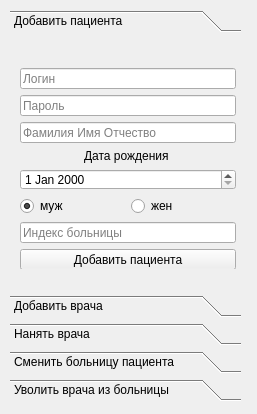
Banifest/HospitalDB, file client/gui/ui/reg_window.ui: the form before one commit.
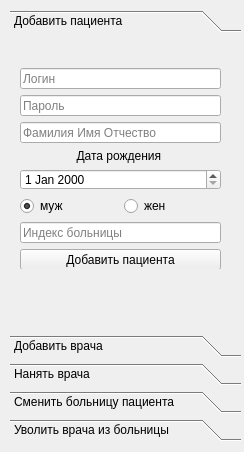
The form after the commit. The open tabs and pages were chosen to show the change. Icons and pictures are not drawn.

Patch:
```diff
--- a/client/gui/ui/reg_window.ui
+++ b/client/gui/ui/reg_window.ui
@@ -6,8 +6,8 @@
    <rect>
     <x>0</x>
     <y>0</y>
-       <width>257</width>
-       <height>414</height>
+       <width>244</width>
+       <height>452</height>
    </rect>
   </property>
   <property name="windowTitle">
@@ -18,13 +18,1233 @@
                 <normaloff>:/icon/resource/reg.png</normaloff>:/icon/resource/reg.png
             </iconset>
         </property>
+        <property name="styleSheet">
+            <string notr="true">QToolTip
+                {
+                border: 1px solid #76797C;
+                background-color: rgb(90, 102, 117);;
+                color: white;
+                padding: 5px;
+                opacity: 200;
+                }
+
+                QWidget
+                {
+                color: #eff0f1;
+                background-color: #31363b;
+                selection-background-color:#3daee9;
+                selection-color: #eff0f1;
+                background-clip: border;
+                border-image: none;
+                border: 0px transparent black;
+                outline: 0;
+                }
+
+                QWidget:item:hover
+                {
+                background-color: #18465d;
+                color: #eff0f1;
+                }
+
+                QWidget:item:selected
+                {
+                background-color: #18465d;
+                }
+
+                QCheckBox
+                {
+                spacing: 5px;
+                outline: none;
+                color: #eff0f1;
+                margin-bottom: 2px;
+                }
+
+                QCheckBox:disabled
+                {
+                color: #76797C;
+                }
+
+                QCheckBox::indicator,
+                QGroupBox::indicator
+                {
+                width: 18px;
+                height: 18px;
+                }
+                QGroupBox::indicator
+                {
+                margin-left: 2px;
+                }
+
+                QRadioButton
+                {
+                spacing: 5px;
+                outline: none;
+                color: #eff0f1;
+                margin-bottom: 2px;
+                }
+
+                QRadioButton:disabled
+                {
+                color: #76797C;
+                }
+                QRadioButton::indicator
+                {
+                width: 21px;
+                height: 21px;
+                }
+
+                QRadioButton::indicator:unchecked
+                {
+                image: url(:/qss_icons/rc/radio_unchecked.png);
+                }
+
+
+                QRadioButton::indicator:unchecked:hover,
+                QRadioButton::indicator:unchecked:focus,
+                QRadioButton::indicator:unchecked:pressed
+                {
+                border: none;
+                outline: none;
+                image: url(:/qss_icons/rc/radio_unchecked_focus.png);
+                }
+
+                QRadioButton::indicator:checked
+                {
+                border: none;
+                outline: none;
+                image: url(:/qss_icons/rc/radio_checked.png);
+                }
+
+                QRadioButton::indicator:checked:hover,
+                QRadioButton::indicator:checked:focus,
+                QRadioButton::indicator:checked:pressed
+                {
+                border: none;
+                outline: none;
+                image: url(:/qss_icons/rc/radio_checked_focus.png);
+                }
+
+                QRadioButton::indicator:checked:disabled
+                {
+                outline: none;
+                image: url(:/qss_icons/rc/radio_checked_disabled.png);
+                }
+
+                QRadioButton::indicator:unchecked:disabled
+                {
+                image: url(:/qss_icons/rc/radio_unchecked_disabled.png);
+                }
+
+
+                QMenuBar
+                {
+                background-color: #31363b;
+                color: #eff0f1;
+                }
+
+                QMenuBar::item
+                {
+                background: transparent;
+                }
+
+                QMenuBar::item:selected
+                {
+                background: transparent;
+                border: 1px solid #76797C;
+                }
+
+                QMenuBar::item:pressed
+                {
+                border: 1px solid #76797C;
+                background-color: #3daee9;
+                color: #eff0f1;
+                margin-bottom:-1px;
+                padding-bottom:1px;
+                }
+
+                QMenu
+                {
+                border: 1px solid #76797C;
+                color: #eff0f1;
+                margin: 2px;
+                }
+
+                QMenu::icon
+                {
+                margin: 5px;
+                }
+
+                QMenu::item
+                {
+                padding: 5px 30px 5px 30px;
+                border: 1px solid transparent; /* reserve space for selection border */
+                }
+
+                QMenu::item:selected
+                {
+                color: #eff0f1;
+                }
+
+                QMenu::separator {
+                height: 2px;
+                background: lightblue;
+                margin-left: 10px;
+                margin-right: 5px;
+                }
+
+                QMenu::indicator {
+                width: 18px;
+                height: 18px;
+                }
+
+                /* non-exclusive indicator = check box style indicator
+                (see QActionGroup::setExclusive) */
+                QMenu::indicator:non-exclusive:unchecked {
+                image: url(:/qss_icons/rc/checkbox_unchecked.png);
+                }
+
+                QMenu::indicator:non-exclusive:unchecked:selected {
+                image: url(:/qss_icons/rc/checkbox_unchecked_disabled.png);
+                }
+
+                QMenu::indicator:non-exclusive:checked {
+                image: url(:/qss_icons/rc/checkbox_checked.png);
+                }
+
+                QMenu::indicator:non-exclusive:checked:selected {
+                image: url(:/qss_icons/rc/checkbox_checked_disabled.png);
+                }
+
+                /* exclusive indicator = radio button style indicator (see QActionGroup::setExclusive) */
+                QMenu::indicator:exclusive:unchecked {
+                image: url(:/qss_icons/rc/radio_unchecked.png);
+                }
+
+                QMenu::indicator:exclusive:unchecked:selected {
+                image: url(:/qss_icons/rc/radio_unchecked_disabled.png);
+                }
+
+                QMenu::indicator:exclusive:checked {
+                image: url(:/qss_icons/rc/radio_checked.png);
+                }
+
+                QMenu::indicator:exclusive:checked:selected {
+                image: url(:/qss_icons/rc/radio_checked_disabled.png);
+                }
+
+                QMenu::right-arrow {
+                margin: 5px;
+                image: url(:/qss_icons/rc/right_arrow.png)
+                }
+
+
+                QWidget:disabled
+                {
+                color: #454545;
+                background-color: #31363b;
+                }
+
+                QAbstractItemView
+                {
+                alternate-background-color: #31363b;
+                color: #eff0f1;
+                border: 1px solid 3A3939;
+                border-radius: 2px;
+                }
+
+                QWidget:focus, QMenuBar:focus
+                {
+                border: 1px solid #3daee9;
+                }
+
+                QTabWidget:focus, QCheckBox:focus, QRadioButton:focus, QSlider:focus
+                {
+                border: none;
+                }
+
+                QLineEdit
+                {
+                background-color: #232629;
+                padding: 5px;
+                border-style: solid;
+                border: 1px solid #76797C;
+                border-radius: 2px;
+                color: #eff0f1;
+                }
+
+                QAbstractItemView QLineEdit
+                {
+                padding: 0;
+                }
+
+                QGroupBox {
+                border:1px solid #76797C;
+                border-radius: 2px;
+                margin-top: 20px;
+                }
+
+                QGroupBox::title {
+                subcontrol-origin: margin;
+                subcontrol-position: top center;
+                padding-left: 10px;
+                padding-right: 10px;
+                padding-top: 10px;
+                }
+
+                QAbstractScrollArea
+                {
+                border-radius: 2px;
+                border: 1px solid #76797C;
+                background-color: transparent;
+                }
+
+                QScrollBar:horizontal
+                {
+                height: 15px;
+                margin: 3px 15px 3px 15px;
+                border: 1px transparent #2A2929;
+                border-radius: 4px;
+                background-color: #2A2929;
+                }
+
+                QScrollBar::handle:horizontal
+                {
+                background-color: #605F5F;
+                min-width: 5px;
+                border-radius: 4px;
+                }
+
+                QScrollBar::add-line:horizontal
+                {
+                margin: 0px 3px 0px 3px;
+                border-image: url(:/qss_icons/rc/right_arrow_disabled.png);
+                width: 10px;
+                height: 10px;
+                subcontrol-position: right;
+                subcontrol-origin: margin;
+                }
+
+                QScrollBar::sub-line:horizontal
+                {
+                margin: 0px 3px 0px 3px;
+                border-image: url(:/qss_icons/rc/left_arrow_disabled.png);
+                height: 10px;
+                width: 10px;
+                subcontrol-position: left;
+                subcontrol-origin: margin;
+                }
+
+                QScrollBar::add-line:horizontal:hover,QScrollBar::add-line:horizontal:on
+                {
+                border-image: url(:/qss_icons/rc/right_arrow.png);
+                height: 10px;
+                width: 10px;
+                subcontrol-position: right;
+                subcontrol-origin: margin;
+                }
+
+
+                QScrollBar::sub-line:horizontal:hover, QScrollBar::sub-line:horizontal:on
+                {
+                border-image: url(:/qss_icons/rc/left_arrow.png);
+                height: 10px;
+                width: 10px;
+                subcontrol-position: left;
+                subcontrol-origin: margin;
+                }
+
+                QScrollBar::up-arrow:horizontal, QScrollBar::down-arrow:horizontal
+                {
+                background: none;
+                }
+
+
+                QScrollBar::add-page:horizontal, QScrollBar::sub-page:horizontal
+                {
+                background: none;
+                }
+
+                QScrollBar:vertical
+                {
+                background-color: #2A2929;
+                width: 15px;
+                margin: 15px 3px 15px 3px;
+                border: 1px transparent #2A2929;
+                border-radius: 4px;
+                }
+
+                QScrollBar::handle:vertical
+                {
+                background-color: #605F5F;
+                min-height: 5px;
+                border-radius: 4px;
+                }
+
+                QScrollBar::sub-line:vertical
+                {
+                margin: 3px 0px 3px 0px;
+                border-image: url(:/qss_icons/rc/up_arrow_disabled.png);
+                height: 10px;
+                width: 10px;
+                subcontrol-position: top;
+                subcontrol-origin: margin;
+                }
+
+                QScrollBar::add-line:vertical
+                {
+                margin: 3px 0px 3px 0px;
+                border-image: url(:/qss_icons/rc/down_arrow_disabled.png);
+                height: 10px;
+                width: 10px;
+                subcontrol-position: bottom;
+                subcontrol-origin: margin;
+                }
+
+                QScrollBar::sub-line:vertical:hover,QScrollBar::sub-line:vertical:on
+                {
+
+                border-image: url(:/qss_icons/rc/up_arrow.png);
+                height: 10px;
+                width: 10px;
+                subcontrol-position: top;
+                subcontrol-origin: margin;
+                }
+
+
+                QScrollBar::add-line:vertical:hover, QScrollBar::add-line:vertical:on
+                {
+                border-image: url(:/qss_icons/rc/down_arrow.png);
+                height: 10px;
+                width: 10px;
+                subcontrol-position: bottom;
+                subcontrol-origin: margin;
+                }
+
+                QScrollBar::up-arrow:vertical, QScrollBar::down-arrow:vertical
+                {
+                background: none;
+                }
+
+
+                QScrollBar::add-page:vertical, QScrollBar::sub-page:vertical
+                {
+                background: none;
+                }
+
+                QTextEdit
+                {
+                background-color: #232629;
+                color: #eff0f1;
+                border: 1px solid #76797C;
+                }
+
+                QPlainTextEdit
+                {
+                background-color: #232629;;
+                color: #eff0f1;
+                border-radius: 2px;
+                border: 1px solid #76797C;
+                }
+
+                QHeaderView::section
+                {
+                background-color: #76797C;
+                color: #eff0f1;
+                padding: 5px;
+                border: 1px solid #76797C;
+                }
+
+                QSizeGrip {
+                image: url(:/qss_icons/rc/sizegrip.png);
+                width: 12px;
+                height: 12px;
+                }
+
+
+                QMainWindow::separator
+                {
+                background-color: #31363b;
+                color: white;
+                padding-left: 4px;
+                spacing: 2px;
+                border: 1px dashed #76797C;
+                }
+
+                QMainWindow::separator:hover
+                {
+
+                background-color: #787876;
+                color: white;
+                padding-left: 4px;
+                border: 1px solid #76797C;
+                spacing: 2px;
+                }
+
+
+                QMenu::separator
+                {
+                height: 1px;
+                background-color: #76797C;
+                color: white;
+                padding-left: 4px;
+                margin-left: 10px;
+                margin-right: 5px;
+                }
+
+
+                QFrame
+                {
+                border-radius: 2px;
+                border: 1px solid #76797C;
+                }
+
+                QFrame[frameShape=&quot;0&quot;]
+                {
+                border-radius: 2px;
+                border: 1px transparent #76797C;
+                }
+
+                QStackedWidget
+                {
+                border: 1px transparent black;
+                }
+
+                QToolBar {
+                border: 1px transparent #393838;
+                background: 1px solid #31363b;
+                font-weight: bold;
+                }
+
+                QToolBar::handle:horizontal {
+                image: url(:/qss_icons/rc/Hmovetoolbar.png);
+                }
+                QToolBar::handle:vertical {
+                image: url(:/qss_icons/rc/Vmovetoolbar.png);
+                }
+                QToolBar::separator:horizontal {
+                image: url(:/qss_icons/rc/Hsepartoolbar.png);
+                }
+                QToolBar::separator:vertical {
+                image: url(:/qss_icons/rc/Vsepartoolbar.png);
+                }
+                QToolButton#qt_toolbar_ext_button {
+                background: #58595a
+                }
+
+                QPushButton
+                {
+                color: #eff0f1;
+                background-color: #31363b;
+                border-width: 1px;
+                border-color: #76797C;
+                border-style: solid;
+                padding: 5px;
+                border-radius: 2px;
+                outline: none;
+                }
+
+                QPushButton:disabled
+                {
+                background-color: #31363b;
+                border-width: 1px;
+                border-color: #454545;
+                border-style: solid;
+                padding-top: 5px;
+                padding-bottom: 5px;
+                padding-left: 10px;
+                padding-right: 10px;
+                border-radius: 2px;
+                color: #454545;
+                }
+
+                QPushButton:focus {
+                background-color: #3daee9;
+                color: white;
+                }
+
+                QPushButton:pressed
+                {
+                background-color: #3daee9;
+                padding-top: -15px;
+                padding-bottom: -17px;
+                }
+
+                QComboBox
+                {
+                selection-background-color: #3daee9;
+                border-style: solid;
+                border: 1px solid #76797C;
+                border-radius: 2px;
+                padding: 5px;
+                min-width: 75px;
+                }
+
+                QPushButton:checked{
+                background-color: #76797C;
+                border-color: #6A6969;
+                }
+
+                QComboBox:hover,QPushButton:hover,QAbstractSpinBox:hover,QLineEdit:hover,QTextEdit:hover,QPlainTextEdit:hover,QAbstractView:hover,QTreeView:hover
+                {
+                border: 1px solid #3daee9;
+                color: #eff0f1;
+                }
+
+                QComboBox:on
+                {
+                padding-top: 3px;
+                padding-left: 4px;
+                selection-background-color: #4a4a4a;
+                }
+
+                QComboBox QAbstractItemView
+                {
+                background-color: #232629;
+                border-radius: 2px;
+                border: 1px solid #76797C;
+                selection-background-color: #18465d;
+                }
+
+                QComboBox::drop-down
+                {
+                subcontrol-origin: padding;
+                subcontrol-position: top right;
+                width: 15px;
+
+                border-left-width: 0px;
+                border-left-color: darkgray;
+                border-left-style: solid;
+                border-top-right-radius: 3px;
+                border-bottom-right-radius: 3px;
+                }
+
+                QComboBox::down-arrow
+                {
+                image: url(:/qss_icons/rc/down_arrow_disabled.png);
+                }
+
+                QComboBox::down-arrow:on, QComboBox::down-arrow:hover,
+                QComboBox::down-arrow:focus
+                {
+                image: url(:/qss_icons/rc/down_arrow.png);
+                }
+
+                QAbstractSpinBox {
+                padding: 5px;
+                border: 1px solid #76797C;
+                background-color: #232629;
+                color: #eff0f1;
+                border-radius: 2px;
+                min-width: 75px;
+                }
+
+                QAbstractSpinBox:up-button
+                {
+                background-color: transparent;
+                subcontrol-origin: border;
+                subcontrol-position: center right;
+                }
+
+                QAbstractSpinBox:down-button
+                {
+                background-color: transparent;
+                subcontrol-origin: border;
+                subcontrol-position: center left;
+                }
+
+                QAbstractSpinBox::up-arrow,QAbstractSpinBox::up-arrow:disabled,QAbstractSpinBox::up-arrow:off {
+                image: url(:/qss_icons/rc/up_arrow_disabled.png);
+                width: 10px;
+                height: 10px;
+                }
+                QAbstractSpinBox::up-arrow:hover
+                {
+                image: url(:/qss_icons/rc/up_arrow.png);
+                }
+
+
+                QAbstractSpinBox::down-arrow,QAbstractSpinBox::down-arrow:disabled,QAbstractSpinBox::down-arrow:off
+                {
+                image: url(:/qss_icons/rc/down_arrow_disabled.png);
+                width: 10px;
+                height: 10px;
+                }
+                QAbstractSpinBox::down-arrow:hover
+                {
+                image: url(:/qss_icons/rc/down_arrow.png);
+                }
+
+
+                QLabel
+                {
+                border: 0px solid black;
+                }
+
+                QTabWidget{
+                border: 0px transparent black;
+                }
+
+                QTabWidget::pane {
+                border: 1px solid #76797C;
+                padding: 5px;
+                margin: 0px;
+                }
+
+                QTabWidget::tab-bar {
+                left: 5px; /* move to the right by 5px */
+                }
+
+                QTabBar
+                {
+                qproperty-drawBase: 0;
+                border-radius: 3px;
+                }
+
+                QTabBar:focus
+                {
+                border: 0px transparent black;
+                }
+
+                QTabBar::close-button {
+                image: url(:/qss_icons/rc/close.png);
+                background: transparent;
+                }
+
+                QTabBar::close-button:hover
+                {
+                image: url(:/qss_icons/rc/close-hover.png);
+                background: transparent;
+                }
+
+                QTabBar::close-button:pressed {
+                image: url(:/qss_icons/rc/close-pressed.png);
+                background: transparent;
+                }
+
+                /* TOP TABS */
+                QTabBar::tab:top {
+                color: #eff0f1;
+                border: 1px solid #76797C;
+                border-bottom: 1px transparent black;
+                background-color: #31363b;
+                padding: 5px;
+                min-width: 50px;
+                border-top-left-radius: 2px;
+                border-top-right-radius: 2px;
+                }
+
+                QTabBar::tab:top:!selected
+                {
+                color: #eff0f1;
+                background-color: #54575B;
+                border: 1px solid #76797C;
+                border-bottom: 1px transparent black;
+                border-top-left-radius: 2px;
+                border-top-right-radius: 2px;
+                }
+
+                QTabBar::tab:top:!selected:hover {
+                background-color: #3daee9;
+                }
+
+                /* BOTTOM TABS */
+                QTabBar::tab:bottom {
+                color: #eff0f1;
+                border: 1px solid #76797C;
+                border-top: 1px transparent black;
+                background-color: #31363b;
+                padding: 5px;
+                border-bottom-left-radius: 2px;
+                border-bottom-right-radius: 2px;
+                min-width: 50px;
+                }
+
+                QTabBar::tab:bottom:!selected
+                {
+                color: #eff0f1;
+                background-color: #54575B;
+                border: 1px solid #76797C;
+                border-top: 1px transparent black;
+                border-bottom-left-radius: 2px;
+                border-bottom-right-radius: 2px;
+                }
+
+                QTabBar::tab:bottom:!selected:hover {
+                background-color: #3daee9;
+                }
+
+                /* LEFT TABS */
+                QTabBar::tab:left {
+                color: #eff0f1;
+                border: 1px solid #76797C;
+                border-left: 1px transparent black;
+                background-color: #31363b;
+                padding: 5px;
+                border-top-right-radius: 2px;
+                border-bottom-right-radius: 2px;
+                min-height: 50px;
+                }
+
+                QTabBar::tab:left:!selected
+                {
+                color: #eff0f1;
+                background-color: #54575B;
+                border: 1px solid #76797C;
+                border-left: 1px transparent black;
+                border-top-right-radius: 2px;
+                border-bottom-right-radius: 2px;
+                }
+
+                QTabBar::tab:left:!selected:hover {
+                background-color: #3daee9;
+                }
+
+
+                /* RIGHT TABS */
+                QTabBar::tab:right {
+                color: #eff0f1;
+                border: 1px solid #76797C;
+                border-right: 1px transparent black;
+                background-color: #31363b;
+                padding: 5px;
+                border-top-left-radius: 2px;
+                border-bottom-left-radius: 2px;
+                min-height: 50px;
+                }
+
+                QTabBar::tab:right:!selected
+                {
+                color: #eff0f1;
+                background-color: #54575B;
+                border: 1px solid #76797C;
+                border-right: 1px transparent black;
+                border-top-left-radius: 2px;
+                border-bottom-left-radius: 2px;
+                }
+
+                QTabBar::tab:right:!selected:hover {
+                background-color: #3daee9;
+                }
+
+                QTabBar QToolButton::right-arrow:enabled {
+                image: url(:/qss_icons/rc/right_arrow.png);
+                }
+
+                QTabBar QToolButton::left-arrow:enabled {
+                image: url(:/qss_icons/rc/left_arrow.png);
+                }
+
+                QTabBar QToolButton::right-arrow:disabled {
+                image: url(:/qss_icons/rc/right_arrow_disabled.png);
+                }
+
+                QTabBar QToolButton::left-arrow:disabled {
+                image: url(:/qss_icons/rc/left_arrow_disabled.png);
+                }
+
+
+                QDockWidget {
+                background: #31363b;
+                border: 1px solid #403F3F;
+                titlebar-close-icon: url(:/qss_icons/rc/close.png);
+                titlebar-normal-icon: url(:/qss_icons/rc/undock.png);
+                }
+
+                QDockWidget::close-button, QDockWidget::float-button {
+                border: 1px solid transparent;
+                border-radius: 2px;
+                background: transparent;
+                }
+
+                QDockWidget::close-button:hover, QDockWidget::float-button:hover {
+                background: rgba(255, 255, 255, 10);
+                }
+
+                QDockWidget::close-button:pressed, QDockWidget::float-button:pressed {
+                padding: 1px -1px -1px 1px;
+                background: rgba(255, 255, 255, 10);
+                }
+
+                QTreeView, QListView
+                {
+                border: 1px solid #76797C;
+                background-color: #232629;
+                }
+
+                QTreeView:branch:selected, QTreeView:branch:hover
+                {
+                background: url(:/qss_icons/rc/transparent.png);
+                }
+
+                QTreeView::branch:has-siblings:!adjoins-item {
+                border-image: url(:/qss_icons/rc/transparent.png);
+                }
+
+                QTreeView::branch:has-siblings:adjoins-item {
+                border-image: url(:/qss_icons/rc/transparent.png);
+                }
+
+                QTreeView::branch:!has-children:!has-siblings:adjoins-item {
+                border-image: url(:/qss_icons/rc/transparent.png);
+                }
+
+                QTreeView::branch:has-children:!has-siblings:closed,
+                QTreeView::branch:closed:has-children:has-siblings {
+                image: url(:/qss_icons/rc/branch_closed.png);
+                }
+
+                QTreeView::branch:open:has-children:!has-siblings,
+                QTreeView::branch:open:has-children:has-siblings {
+                image: url(:/qss_icons/rc/branch_open.png);
+                }
+
+                QTreeView::branch:has-children:!has-siblings:closed:hover,
+                QTreeView::branch:closed:has-children:has-siblings:hover {
+                image: url(:/qss_icons/rc/branch_closed-on.png);
+                }
+
+                QTreeView::branch:open:has-children:!has-siblings:hover,
+                QTreeView::branch:open:has-children:has-siblings:hover {
+                image: url(:/qss_icons/rc/branch_open-on.png);
+                }
+
+                QListView::item:!selected:hover, QTreeView::item:!selected:hover {
+                background: #18465d;
+                outline: 0;
+                color: #eff0f1
+                }
+
+                QListView::item:selected:hover, QTreeView::item:selected:hover {
+                background: #287399;
+                color: #eff0f1;
+                }
+
+                QTreeView::indicator:checked, QListView::indicator:checked
+                {
+                image: url(:/qss_icons/rc/checkbox_checked.png);
+                }
+
+                QTreeView::indicator:checked, QListView::indicator:checked
+                {
+                image: url(:/qss_icons/rc/checkbox_unchecked.png);
+                }
+
+                QTreeView::indicator:checked:hover,
+                QTreeView::indicator:checked:focus,
+                QTreeView::indicator:checked:pressed,
+                QListView::indicator:checked:hover,
+                QListView::indicator:checked:focus,
+                QListView::indicator:checked:pressed
+                {
+                image: url(:/qss_icons/rc/checkbox_checked_focus.png);
+                }
+
+                QTreeView::indicator:unchecked:hover,
+                QTreeView::indicator:unchecked:focus,
+                QTreeView::indicator:unchecked:pressed,
+                QListView::indicator:unchecked:hover,
+                QListView::indicator:unchecked:focus,
+                QListView::indicator:unchecked:pressed
+                {
+                image: url(:/qss_icons/rc/checkbox_unchecked_focus.png);
+                }
+
+                QSlider::groove:horizontal {
+                border: 1px solid #565a5e;
+                height: 4px;
+                background: #565a5e;
+                margin: 0px;
+                border-radius: 2px;
+                }
+
+                QSlider::handle:horizontal {
+                background: #232629;
+                border: 1px solid #565a5e;
+                width: 16px;
+                height: 16px;
+                margin: -8px 0;
+                border-radius: 9px;
+                }
+
+                QSlider::groove:vertical {
+                border: 1px solid #565a5e;
+                width: 4px;
+                background: #565a5e;
+                margin: 0px;
+                border-radius: 3px;
+                }
+
+                QSlider::handle:vertical {
+                background: #232629;
+                border: 1px solid #565a5e;
+                width: 16px;
+                height: 16px;
+                margin: 0 -8px;
+                border-radius: 9px;
+                }
+
+                QToolButton {
+                background-color: transparent;
+                border: 1px transparent #76797C;
+                border-radius: 2px;
+                margin: 3px;
+                padding: 5px;
+                }
+
+                QToolButton[popupMode=&quot;1&quot;] { /* only for MenuButtonPopup */
+                padding-right: 20px; /* make way for the popup button */
+                border: 1px #76797C;
+                border-radius: 5px;
+                }
+
+                QToolButton[popupMode=&quot;2&quot;] { /* only for InstantPopup */
+                padding-right: 10px; /* make way for the popup button */
+                border: 1px #76797C;
+                }
+
+
+                QToolButton:hover, QToolButton::menu-button:hover {
+                background-color: transparent;
+                border: 1px solid #3daee9;
+                padding: 5px;
+                }
+
+                QToolButton:checked, QToolButton:pressed,
+                QToolButton::menu-button:pressed {
+                background-color: #3daee9;
+                border: 1px solid #3daee9;
+                padding: 5px;
+                }
+
+                /* the subcontrol below is used only in the InstantPopup or DelayedPopup mode */
+                QToolButton::menu-indicator {
+                image: url(:/qss_icons/rc/down_arrow.png);
+                top: -7px; left: -2px; /* shift it a bit */
+                }
+
+                /* the subcontrols below are used only in the MenuButtonPopup mode */
+                QToolButton::menu-button {
+                border: 1px transparent #76797C;
+                border-top-right-radius: 6px;
+                border-bottom-right-radius: 6px;
+                /* 16px width + 4px for border = 20px allocated above */
+                width: 16px;
+                outline: none;
+                }
+
+                QToolButton::menu-arrow {
+                image: url(:/qss_icons/rc/down_arrow.png);
+                }
+
+                QToolButton::menu-arrow:open {
+                border: 1px solid #76797C;
+                }
+
+                QPushButton::menu-indicator {
+                subcontrol-origin: padding;
+                subcontrol-position: bottom right;
+                left: 8px;
+                }
+
+                QTableView
+                {
+                border: 1px solid #76797C;
+                gridline-color: #31363b;
+                background-color: #232629;
+                }
+
+
+                QTableView, QHeaderView
+                {
+                border-radius: 0px;
+                }
+
+                QTableView::item:pressed, QListView::item:pressed, QTreeView::item:pressed {
+                background: #18465d;
+                color: #eff0f1;
+                }
+
+                QTableView::item:selected:active, QTreeView::item:selected:active, QListView::item:selected:active {
+                background: #287399;
+                color: #eff0f1;
+                }
+
+
+                QHeaderView
+                {
+                background-color: #31363b;
+                border: 1px transparent;
+                border-radius: 0px;
+                margin: 0px;
+                padding: 0px;
+
+                }
+
+                QHeaderView::section {
+                background-color: #31363b;
+                color: #eff0f1;
+                padding: 5px;
+                border: 1px solid #76797C;
+                border-radius: 0px;
+                text-align: center;
+                }
+
+                QHeaderView::section::vertical::first, QHeaderView::section::vertical::only-one
+                {
+                border-top: 1px solid #76797C;
+                }
+
+                QHeaderView::section::vertical
+                {
+                border-top: transparent;
+                }
+
+                QHeaderView::section::horizontal::first, QHeaderView::section::horizontal::only-one
+                {
+                border-left: 1px solid #76797C;
+                }
+
+                QHeaderView::section::horizontal
+                {
+                border-left: transparent;
+                }
+
+
+                QHeaderView::section:checked
+                {
+                color: white;
+                background-color: #334e5e;
+                }
+
+                /* style the sort indicator */
+                QHeaderView::down-arrow {
+                image: url(:/qss_icons/rc/down_arrow.png);
+                }
+
+                QHeaderView::up-arrow {
+                image: url(:/qss_icons/rc/up_arrow.png);
+                }
+
+
+                QTableCornerButton::section {
+                background-color: #31363b;
+                border: 1px transparent #76797C;
+                border-radius: 0px;
+                }
+
+                QToolBox {
+                padding: 5px;
+                border: 1px transparent black;
+                }
+
+                QToolBox::tab {
+                color: #eff0f1;
+                background-color: #31363b;
+                border: 1px solid #76797C;
+                border-bottom: 1px transparent #31363b;
+                border-top-left-radius: 5px;
+                border-top-right-radius: 5px;
+                }
+
+                QToolBox::tab:selected { /* italicize selected tabs */
+                font: italic;
+                background-color: #31363b;
+                border-color: #3daee9;
+                }
+
+                QStatusBar::item {
+                border: 0px transparent dark;
+                }
+
+
+                QFrame[height=&quot;3&quot;], QFrame[width=&quot;3&quot;] {
+                background-color: #76797C;
+                }
+
+
+                QSplitter::handle {
+                border: 1px dashed #76797C;
+                }
+
+                QSplitter::handle:hover {
+                background-color: #787876;
+                border: 1px solid #76797C;
+                }
+
+                QSplitter::handle:horizontal {
+                width: 1px;
+                }
+
+                QSplitter::handle:vertical {
+                height: 1px;
+                }
+
+                QProgressBar {
+                border: 1px solid #76797C;
+                border-radius: 5px;
+                text-align: center;
+                }
+
+                QProgressBar::chunk {
+                background-color: #05B8CC;
+                }
+
+                QDateEdit
+                {
+                selection-background-color: #3daee9;
+                border-style: solid;
+                border: 1px solid #3375A3;
+                border-radius: 2px;
+                padding: 1px;
+                min-width: 75px;
+                }
+
+                QDateEdit:on
+                {
+                padding-top: 3px;
+                padding-left: 4px;
+                selection-background-color: #4a4a4a;
+                }
+
+                QDateEdit QAbstractItemView
+                {
+                background-color: #232629;
+                border-radius: 2px;
+                border: 1px solid #3375A3;
+                selection-background-color: #3daee9;
+                }
+
+                QDateEdit::drop-down
+                {
+                subcontrol-origin: padding;
+                subcontrol-position: top right;
+                width: 15px;
+                border-left-width: 0px;
+                border-left-color: darkgray;
+                border-left-style: solid;
+                border-top-right-radius: 3px;
+                border-bottom-right-radius: 3px;
+                }
+
+                QDateEdit::down-arrow
+                {
+                image: url(:/qss_icons/rc/down_arrow_disabled.png);
+                }
+
+                QDateEdit::down-arrow:on, QDateEdit::down-arrow:hover,
+                QDateEdit::down-arrow:focus
+                {
+                image: url(:/qss_icons/rc/down_arrow.png);
+                }
+            </string>
+        </property>
         <widget class="QToolBox" name="toolBox">
    <property name="geometry">
     <rect>
         <x>10</x>
         <y>10</y>
         <width>231</width>
-        <height>391</height>
+        <height>431</height>
     </rect>
    </property>
             <property name="sizePolicy">
@@ -41,8 +1261,8 @@
                     <rect>
                         <x>0</x>
                         <y>0</y>
-                        <width>231</width>
-                        <height>256</height>
+                        <width>221</width>
+                        <height>286</height>
                     </rect>
                 </property>
                 <attribute name="label">
@@ -53,7 +1273,7 @@
                         <rect>
                             <x>10</x>
                             <y>30</y>
-                            <width>216</width>
+                            <width>201</width>
                             <height>201</height>
                         </rect>
                     </property>
```
Left out of the diff: 22 changed lines with no effect on the pictures.
